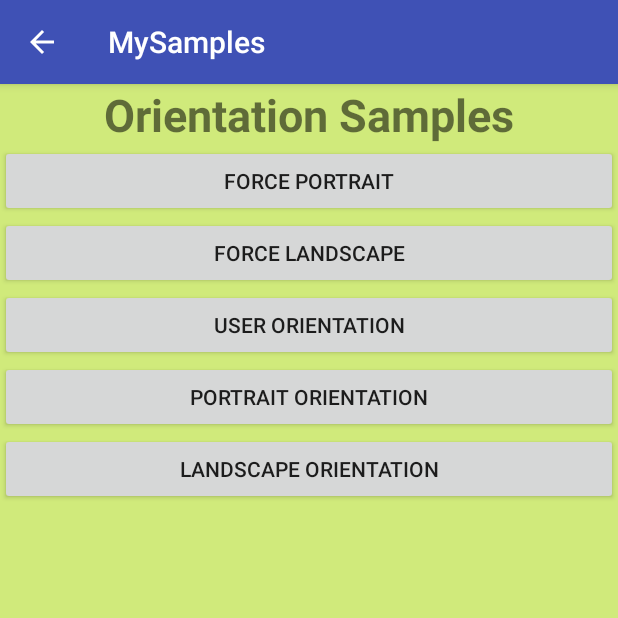
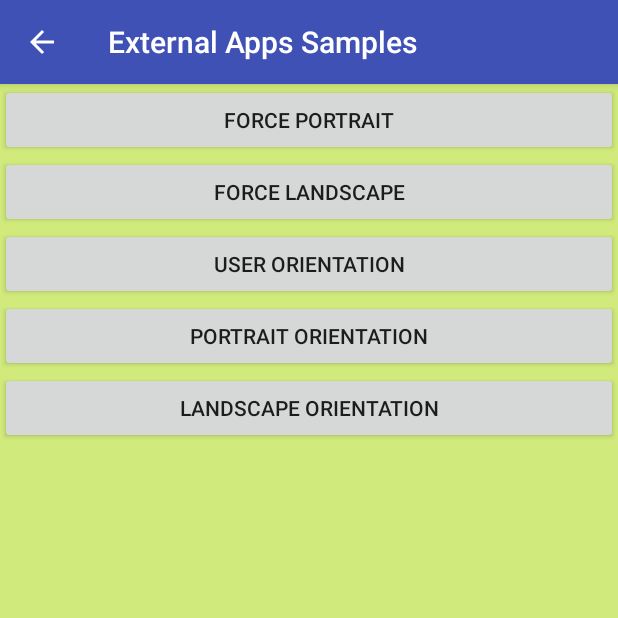
Before and after one commit to dhivadeekshi/MyAndroidSamples, an Android app: the screen it shows after launch (ExternalAppsManager), after a tap on "LAUNCH EXTERNAL APPS", on a phone screen of 412 x 824 dp, the top half of it. Run offline under Robolectric (Android 15) with nearby library versions, the phone set to English and light mode, and no system bars; libraries missing offline, so code that uses them is left out: com.crashlytics.android.

Commit message:
Update Header

```diff
--- a/app/src/main/java/com/dhivakar/mysamples/BaseAppCompatActivity.java
+++ b/app/src/main/java/com/dhivakar/mysamples/BaseAppCompatActivity.java
@@ -2,6 +2,7 @@ package com.dhivakar.mysamples;
 
 import android.content.Context;
 import android.content.Intent;
+import android.graphics.Color;
 import android.net.Uri;
 import android.os.Build;
 import android.os.Bundle;
@@ -13,6 +14,7 @@ import android.telephony.SignalStrength;
 import android.view.View;
 import android.widget.Toast;
 import android.support.design.widget.Snackbar;
+import android.widget.Toolbar;
 
 import com.crashlytics.android.Crashlytics;
 import com.dhivakar.mysamples.utils.LogUtils;
@@ -97,6 +99,33 @@ public class BaseAppCompatActivity extends AppCompatActivity implements View.OnC
         }
     }
 
+    protected void UpdateActivityHeader(String header)
+    {
+        UpdateActivityHeader(header, "");
+    }
+
+    protected void UpdateActivityHeader(String header, String subTitle)
+    {
+        try {
+            getSupportActionBar().setTitle(header);
+            getSupportActionBar().setSubtitle(subTitle);
+        }catch (NullPointerException e){
+
+        }
+    }
+
+    protected void UpdateActivityHeader(String header, String subTitle, Color color)
+    {
+        try {
+            getSupportActionBar().setTitle(header);
+            getSupportActionBar().setSubtitle(subTitle);
+            if(Build.VERSION.SDK_INT >= Build.VERSION_CODES.LOLLIPOP)
+                getSupportActionBar().setBackgroundDrawable(getDrawable(R.drawable.image_android_versions));
+        }catch (NullPointerException e){
+
+        }
+    }
+
     protected void DisplayInfo(int viewId, int messageId, int actionId, int duration, View.OnClickListener onClick)
     {
         Snackbar mySnackbar = Snackbar.make(findViewById(viewId), messageId, duration);
--- a/app/src/main/java/com/dhivakar/mysamples/externalapps/ExternalAppsManager.java
+++ b/app/src/main/java/com/dhivakar/mysamples/externalapps/ExternalAppsManager.java
@@ -12,5 +12,6 @@ public class ExternalAppsManager extends BaseAppCompatActivity {
     protected void onCreate(Bundle savedInstanceState) {
         super.onCreate(savedInstanceState);
         setContentView(R.layout.activity_orientations_manager);
+        UpdateActivityHeader(getString(R.string.externalapps_samples));
     }
 }
--- a/app/src/main/java/com/dhivakar/mysamples/googleplaygames/GPGSAchievements.java
+++ b/app/src/main/java/com/dhivakar/mysamples/googleplaygames/GPGSAchievements.java
@@ -90,6 +90,7 @@ public class GPGSAchievements extends BaseAppCompatActivity {
 
         //ConfigureGoogleSignIn(0);
         //AttemptSilentSignIn();
+        UpdateActivityHeader(getString(R.string.gpgachievement_samples));
         UpdateUITexts();
     }
 
--- a/app/src/main/java/com/dhivakar/mysamples/notifications/NotificationsManager.java
+++ b/app/src/main/java/com/dhivakar/mysamples/notifications/NotificationsManager.java
@@ -17,6 +17,7 @@ public class NotificationsManager extends BaseAppCompatActivity {
     protected void onCreate(Bundle savedInstanceState) {
         super.onCreate(savedInstanceState);
         setContentView(R.layout.activity_notifications_manager);
+        UpdateActivityHeader(getString(R.string.notification_samples));
     }
 
     @Override
--- a/app/src/main/java/com/dhivakar/mysamples/orientation/OrientationsManager.java
+++ b/app/src/main/java/com/dhivakar/mysamples/orientation/OrientationsManager.java
@@ -19,6 +19,7 @@ public class OrientationsManager extends BaseAppCompatActivity {
     protected void onCreate(Bundle savedInstanceState) {
         super.onCreate(savedInstanceState);
         setContentView(R.layout.activity_orientations_manager);
+        UpdateActivityHeader(getString(R.string.orientation_samples));
 
         SetButtonClickListener(R.id.buttonForcePortrait, this);
         SetButtonClickListener(R.id.buttonForceLandscape, this);
--- a/app/src/main/res/layout/activity_orientations_manager.xml
+++ b/app/src/main/res/layout/activity_orientations_manager.xml
@@ -8,21 +8,10 @@
     android:background="@color/color_orientations"
     android:id="@+id/orientation">
 
-    <android.support.v7.widget.AppCompatTextView
-        android:layout_width="match_parent"
-        android:layout_height="wrap_content"
-        android:text="@string/orientation_samples"
-        android:textAlignment="center"
-        android:textSize="30sp"
-        android:textStyle="bold"
-        android:typeface="normal"
-        app:textAllCaps="false"
-        android:id="@+id/orientation_title"/>
 
     <Button
         android:layout_width="match_parent"
         android:layout_height="wrap_content"
-        app:layout_constraintTop_toBottomOf="@id/orientation_title"
         android:text="Force Portrait"
         android:id="@+id/buttonForcePortrait"/>
 
--- a/app/src/main/res/values/strings.xml
+++ b/app/src/main/res/values/strings.xml
@@ -17,4 +17,5 @@
     <string name="text_launchGoogleCast">Launch Google Chrome Cast</string>
     <string name="downloader_samples">Downloader Samples</string>
     <string name="launch_downloader">Launch Downloader</string>
+    <string name="externalapps_samples">External Apps Samples</string>
 </resources>
```
Also changed, not shown: app/src/main/res/layout/activity_externalapps_manager.xml (+0 -12 lines), app/src/main/res/layout/activity_gpgsachievements.xml (+0 -11 lines), app/src/main/res/layout/activity_notifications_manager.xml (+0 -8 lines).
